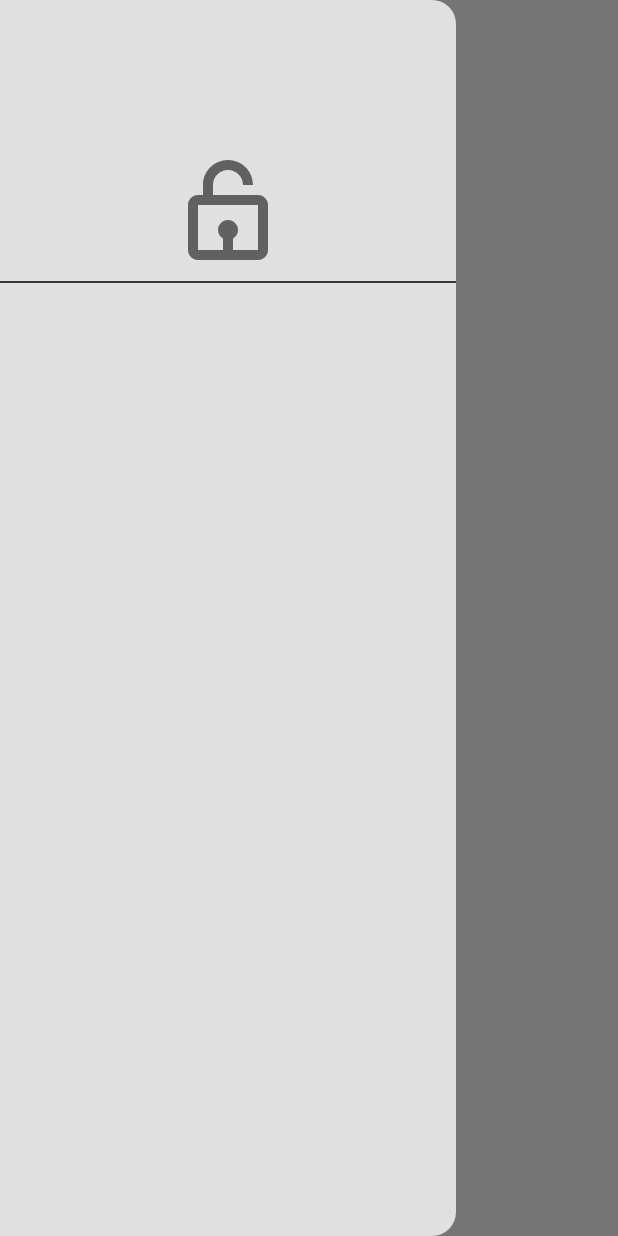
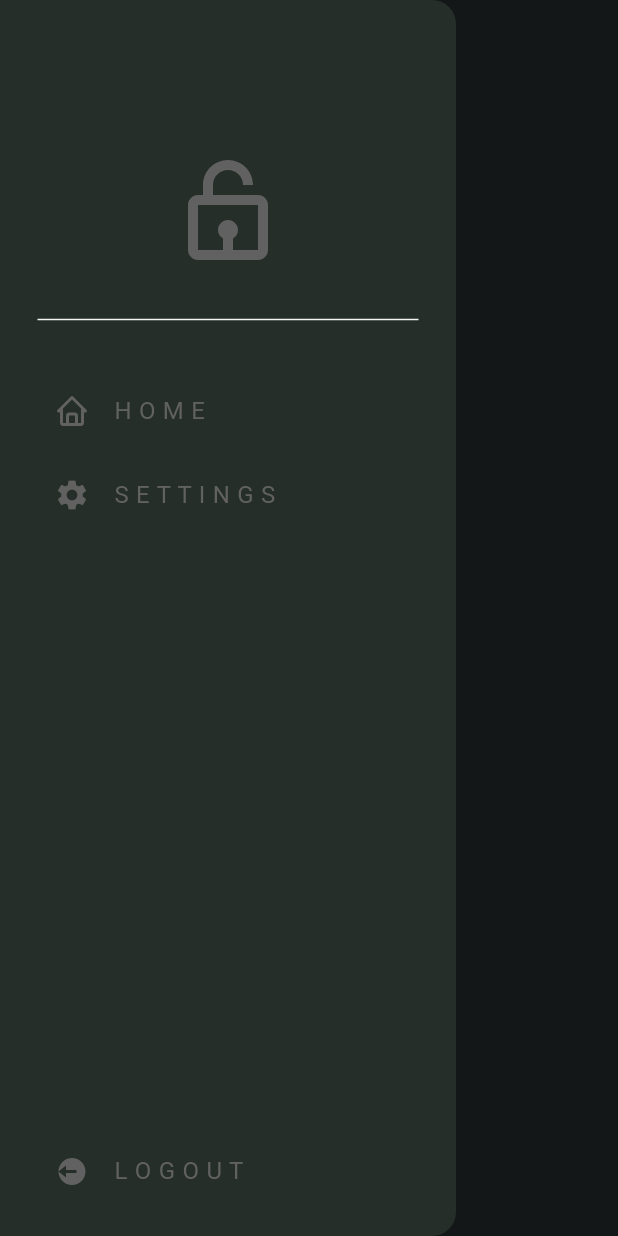
Before and after one commit to ManU4kym/sizzle-and-sauce, a Flutter app: the HomePage screen opened directly, with the side drawer open, on a phone screen of 412 x 824 dp. Run offline on Flutter 3.47's test engine with Material 3 defaults, Android fonts, the phone set to English and light mode, and no system bars; our stand-ins replace boxicons.

Commit message:
added list tiles on Drawer widg

```diff
--- a/lib/components/drawer_tiles.dart
+++ b/lib/components/drawer_tiles.dart
@@ -9,7 +9,9 @@ class DrawerTiles extends StatelessWidget {
 
   @override
   Widget build(BuildContext context) {
-    return ListTile(
+    return Padding(
+      padding: const EdgeInsets.only(left: 20.0),
+      child: ListTile(
         title: Text(
           text,
           style: TextStyle(
@@ -22,6 +24,7 @@ class DrawerTiles extends StatelessWidget {
           icon,
           color: Theme.of(context).colorScheme.inversePrimary,
         ),
+      ),
     );
   }
 }
--- a/lib/components/my_drawer.dart
+++ b/lib/components/my_drawer.dart
@@ -1,5 +1,6 @@
 import 'package:boxicons/boxicons.dart';
 import 'package:flutter/material.dart';
+import 'package:pizaa/components/drawer_tiles.dart';
 
 class MyDrawer extends StatelessWidget {
   const MyDrawer({super.key});
@@ -7,14 +8,43 @@ class MyDrawer extends StatelessWidget {
   @override
   Widget build(BuildContext context) {
     return Drawer(
-      backgroundColor: Theme.of(context).colorScheme.background,
-      child:  Column(
+      backgroundColor: const Color.fromARGB(255, 35, 39, 39),
+      surfaceTintColor: Colors.green,
+      child: Column(
         children: [
           Padding(
-            padding: const  EdgeInsets.only(top: 100.0),
-            child: Icon(Boxicons.bx_lock_open, size: 80,color: Theme.of(context).colorScheme.inversePrimary,),
+            padding: const EdgeInsets.only(top: 100.0),
+            child: Icon(
+              Boxicons.bx_lock_open,
+              size: 80,
+              color: Theme.of(context).colorScheme.inversePrimary,
+            ),
           ),
-        const  Divider()
+          Padding(
+            padding: const EdgeInsets.all(25.0),
+            child: Divider(
+              color: Theme.of(context).colorScheme.secondary,
+            ),
+          ),
+          DrawerTiles(
+            text: 'H O M E',
+            icon: Boxicons.bx_home,
+            onTap: () => Navigator.pop(context),
+          ),
+          DrawerTiles(
+            text: 'S E T T I N G S',
+            icon: Icons.settings,
+            onTap: () {},
+          ),
+          const Spacer(),
+          DrawerTiles(
+            text: 'L O G O U T',
+            icon: Boxicons.bxs_log_out_circle,
+            onTap: () {},
+          ),
+          const SizedBox(
+            height: 15,
+          ),
         ],
       ),
     );
--- a/lib/pages/home_page.dart
+++ b/lib/pages/home_page.dart
@@ -6,12 +6,14 @@ class HomePage extends StatelessWidget {
 
   @override
   Widget build(BuildContext context) {
-    return  Scaffold(
+    return Scaffold(
+      backgroundColor:const Color.fromARGB(255, 42, 51, 51),
       appBar: AppBar(
         centerTitle: true,
         title: Text('Yezza'),
+        backgroundColor: const Color.fromARGB(255, 42, 51, 51),
       ),
-      drawer:  MyDrawer(),
+      drawer: const MyDrawer(),
     );
   }
 }
```
Also changed, not shown: lib/pages/settings_page.dart (added). Lines whose indentation alone changed are shown as unchanged.
